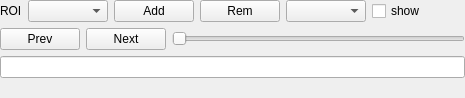
spetroce/mio, file qt/imageListViewer/imageListViewer.ui: the form before one commit.
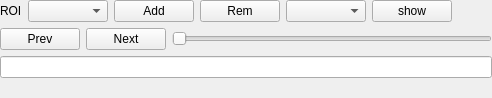
The form after the commit.

Patch:
```diff
--- a/qt/imageListViewer/imageListViewer.ui
+++ b/qt/imageListViewer/imageListViewer.ui
@@ -6,7 +6,7 @@
    <rect>
     <x>0</x>
     <y>0</y>
-    <width>366</width>
+    <width>356</width>
     <height>150</height>
    </rect>
   </property>
@@ -87,7 +87,13 @@
         </widget>
        </item>
        <item>
-        <widget class="QCheckBox" name="checkBox_show_roi">
+        <widget class="QPushButton" name="pb_show_roi">
+         <property name="sizePolicy">
+          <sizepolicy hsizetype="Fixed" vsizetype="Fixed">
+           <horstretch>0</horstretch>
+           <verstretch>0</verstretch>
+          </sizepolicy>
+         </property>
          <property name="text">
           <string>show</string>
          </property>
```
Left out of the diff: 14 changed lines with no effect on the pictures.
